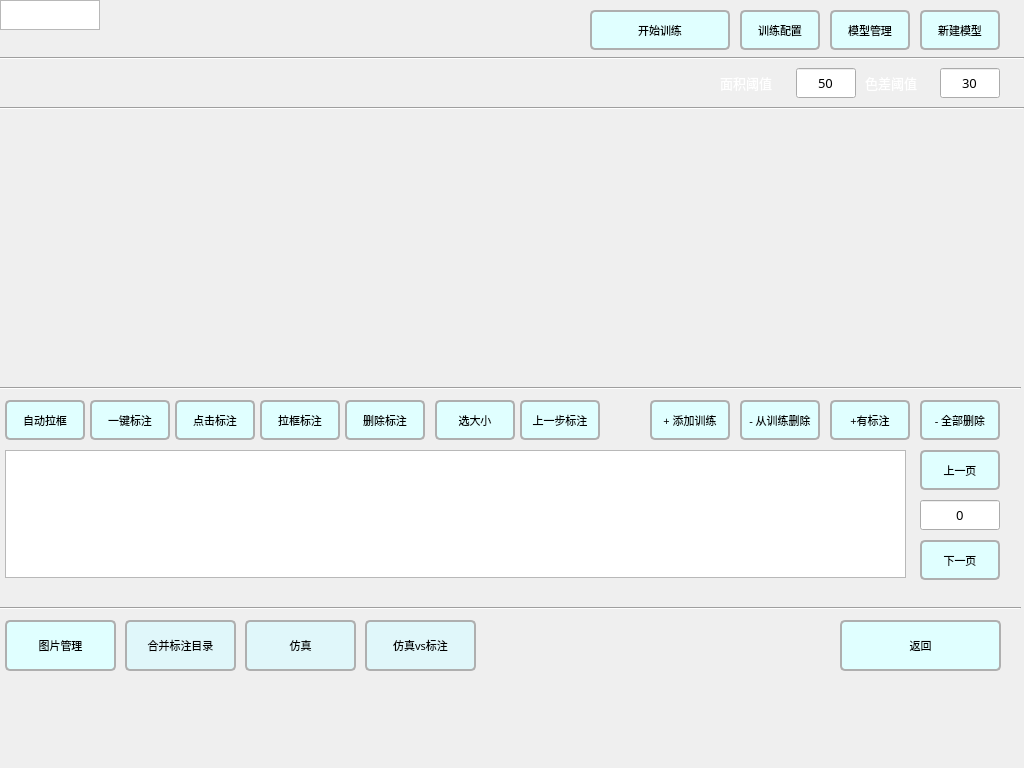
First picture: the form in aimodelset.ui, repository xiekai-aiai/duyisorter, before the edit.
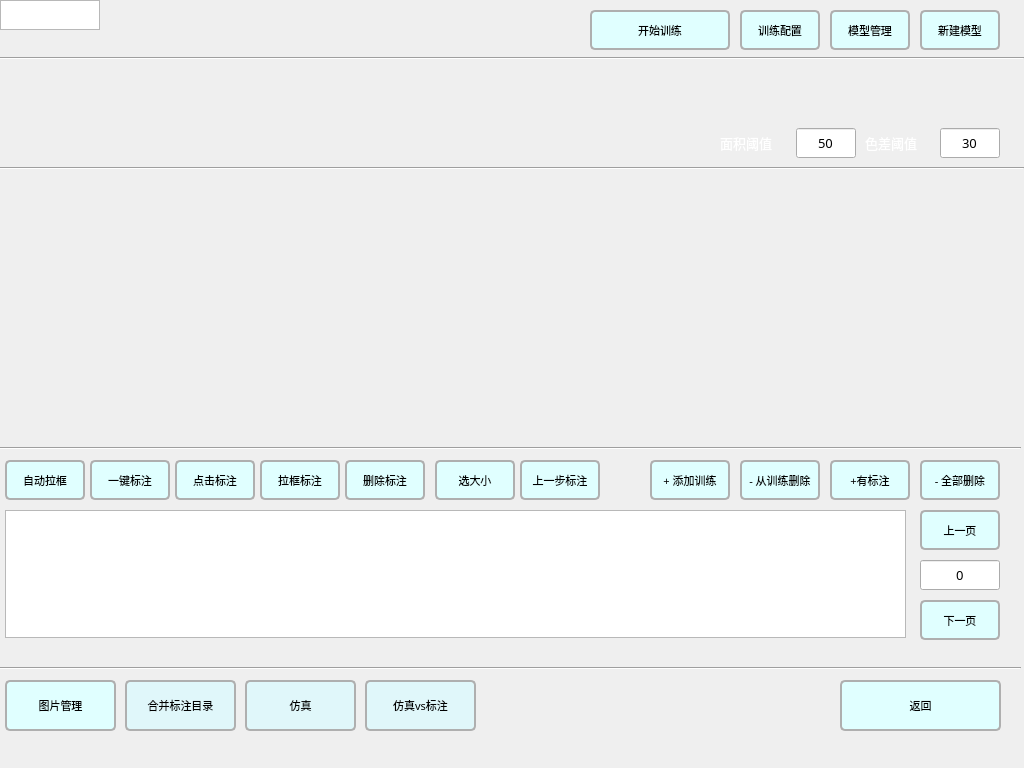
Second picture: the form after the edit. Icons and pictures are not drawn.

```diff
--- a/aimodelset.ui
+++ b/aimodelset.ui
@@ -41,7 +41,7 @@
    <property name="geometry">
     <rect>
      <x>0</x>
-     <y>200</y>
+     <y>260</y>
      <width>1020</width>
      <height>64</height>
     </rect>
@@ -106,9 +106,9 @@
    <property name="geometry">
     <rect>
      <x>5</x>
-     <y>690</y>
+     <y>60</y>
      <width>1010</width>
-     <height>51</height>
+     <height>40</height>
     </rect>
    </property>
    <property name="font">
@@ -238,7 +238,7 @@
    <property name="geometry">
     <rect>
      <x>90</x>
-     <y>400</y>
+     <y>460</y>
      <width>80</width>
      <height>40</height>
     </rect>
@@ -273,7 +273,7 @@
    <property name="geometry">
     <rect>
      <x>260</x>
-     <y>400</y>
+     <y>460</y>
      <width>80</width>
      <height>40</height>
     </rect>
@@ -308,7 +308,7 @@
    <property name="geometry">
     <rect>
      <x>650</x>
-     <y>400</y>
+     <y>460</y>
      <width>80</width>
      <height>40</height>
     </rect>
@@ -343,7 +343,7 @@
    <property name="geometry">
     <rect>
      <x>345</x>
-     <y>400</y>
+     <y>460</y>
      <width>80</width>
      <height>40</height>
     </rect>
@@ -378,7 +378,7 @@
    <property name="geometry">
     <rect>
      <x>5</x>
-     <y>620</y>
+     <y>680</y>
      <width>111</width>
      <height>51</height>
     </rect>
@@ -413,7 +413,7 @@
    <property name="geometry">
     <rect>
      <x>125</x>
-     <y>620</y>
+     <y>680</y>
      <width>111</width>
      <height>51</height>
     </rect>
@@ -448,7 +448,7 @@
    <property name="geometry">
     <rect>
      <x>520</x>
-     <y>400</y>
+     <y>460</y>
      <width>80</width>
      <height>40</height>
     </rect>
@@ -487,7 +487,7 @@
    <property name="geometry">
     <rect>
      <x>920</x>
-     <y>450</y>
+     <y>510</y>
      <width>80</width>
      <height>40</height>
     </rect>
@@ -522,7 +522,7 @@
    <property name="geometry">
     <rect>
      <x>920</x>
-     <y>540</y>
+     <y>600</y>
      <width>80</width>
      <height>40</height>
     </rect>
@@ -557,7 +557,7 @@
    <property name="geometry">
     <rect>
      <x>920</x>
-     <y>500</y>
+     <y>560</y>
      <width>80</width>
      <height>30</height>
     </rect>
@@ -573,7 +573,7 @@
    <property name="geometry">
     <rect>
      <x>840</x>
-     <y>620</y>
+     <y>680</y>
      <width>161</width>
      <height>51</height>
     </rect>
@@ -608,7 +608,7 @@
    <property name="geometry">
     <rect>
      <x>570</x>
-     <y>580</y>
+     <y>640</y>
      <width>361</width>
      <height>20</height>
     </rect>
@@ -652,7 +652,7 @@
    <property name="geometry">
     <rect>
      <x>0</x>
-     <y>380</y>
+     <y>440</y>
      <width>1021</width>
      <height>16</height>
     </rect>
@@ -665,7 +665,7 @@
    <property name="geometry">
     <rect>
      <x>0</x>
-     <y>600</y>
+     <y>660</y>
      <width>1021</width>
      <height>16</height>
     </rect>
@@ -678,7 +678,7 @@
    <property name="geometry">
     <rect>
      <x>5</x>
-     <y>450</y>
+     <y>510</y>
      <width>901</width>
      <height>128</height>
     </rect>
@@ -694,7 +694,7 @@
    <property name="geometry">
     <rect>
      <x>740</x>
-     <y>400</y>
+     <y>460</y>
      <width>80</width>
      <height>40</height>
     </rect>
@@ -729,7 +729,7 @@
    <property name="geometry">
     <rect>
      <x>5</x>
-     <y>400</y>
+     <y>460</y>
      <width>80</width>
      <height>40</height>
     </rect>
@@ -774,7 +774,7 @@
    <property name="geometry">
     <rect>
      <x>175</x>
-     <y>400</y>
+     <y>460</y>
      <width>80</width>
      <height>40</height>
     </rect>
@@ -859,7 +859,7 @@
    <property name="geometry">
     <rect>
      <x>830</x>
-     <y>400</y>
+     <y>460</y>
      <width>80</width>
      <height>40</height>
     </rect>
@@ -894,7 +894,7 @@
    <property name="geometry">
     <rect>
      <x>920</x>
-     <y>400</y>
+     <y>460</y>
      <width>80</width>
      <height>40</height>
     </rect>
@@ -929,7 +929,7 @@
    <property name="geometry">
     <rect>
      <x>796</x>
-     <y>68</y>
+     <y>128</y>
      <width>60</width>
      <height>30</height>
     </rect>
@@ -950,7 +950,7 @@
    <property name="geometry">
     <rect>
      <x>720</x>
-     <y>68</y>
+     <y>128</y>
      <width>75</width>
      <height>30</height>
     </rect>
@@ -975,7 +975,7 @@
    <property name="geometry">
     <rect>
      <x>865</x>
-     <y>68</y>
+     <y>128</y>
      <width>70</width>
      <height>30</height>
     </rect>
@@ -1000,7 +1000,7 @@
    <property name="geometry">
     <rect>
      <x>940</x>
-     <y>68</y>
+     <y>128</y>
      <width>60</width>
      <height>30</height>
     </rect>
@@ -1016,7 +1016,7 @@
    <property name="geometry">
     <rect>
      <x>245</x>
-     <y>620</y>
+     <y>680</y>
      <width>111</width>
      <height>51</height>
     </rect>
@@ -1058,7 +1058,7 @@
    <property name="geometry">
     <rect>
      <x>365</x>
-     <y>620</y>
+     <y>680</y>
      <width>111</width>
      <height>51</height>
     </rect>
@@ -1100,7 +1100,7 @@
    <property name="geometry">
     <rect>
      <x>435</x>
-     <y>400</y>
+     <y>460</y>
      <width>80</width>
      <height>40</height>
     </rect>
@@ -1149,7 +1149,7 @@
    <property name="geometry">
     <rect>
      <x>0</x>
-     <y>100</y>
+     <y>160</y>
      <width>1024</width>
      <height>16</height>
     </rect>
```
